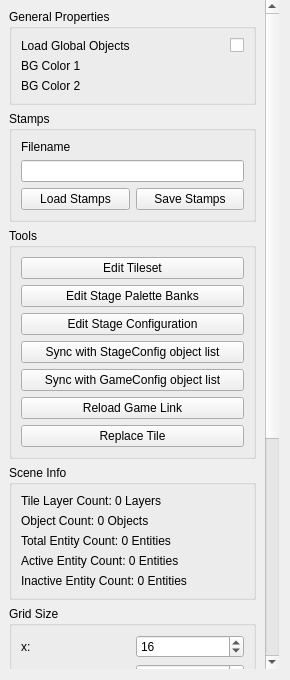
The window that RetroEDv2/tools/sceneproperties/scenepropertiesv5.ui (RSDKModding/RetroED) describes before a commit, drawn with Qt 5.
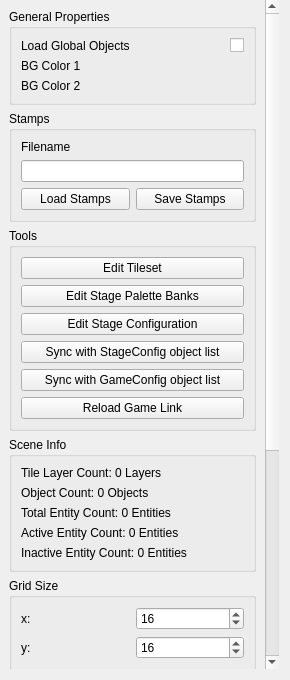
The same window after the commit.

Diff of the .ui file:
```diff
--- a/RetroEDv2/tools/sceneproperties/scenepropertiesv5.ui
+++ b/RetroEDv2/tools/sceneproperties/scenepropertiesv5.ui
@@ -40,7 +40,7 @@
         <x>0</x>
         <y>0</y>
         <width>267</width>
-        <height>1085</height>
+        <height>1055</height>
        </rect>
       </property>
       <layout class="QGridLayout" name="gridLayout_3">
@@ -418,13 +418,6 @@
             </property>
            </widget>
           </item>
-          <item>
-           <widget class="QPushButton" name="replaceTile">
-            <property name="text">
-             <string>Replace Tile</string>
-            </property>
-           </widget>
-          </item>
          </layout>
         </widget>
        </item>
```
Left out of the diff: 1 changed line with no effect on the pictures.
